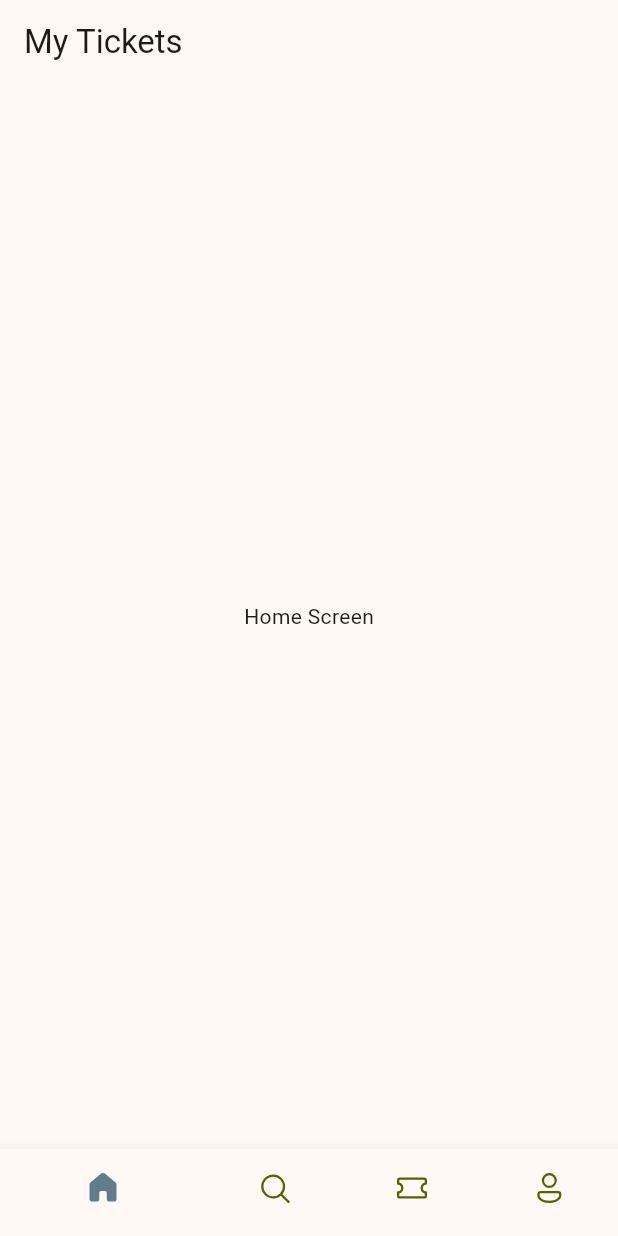
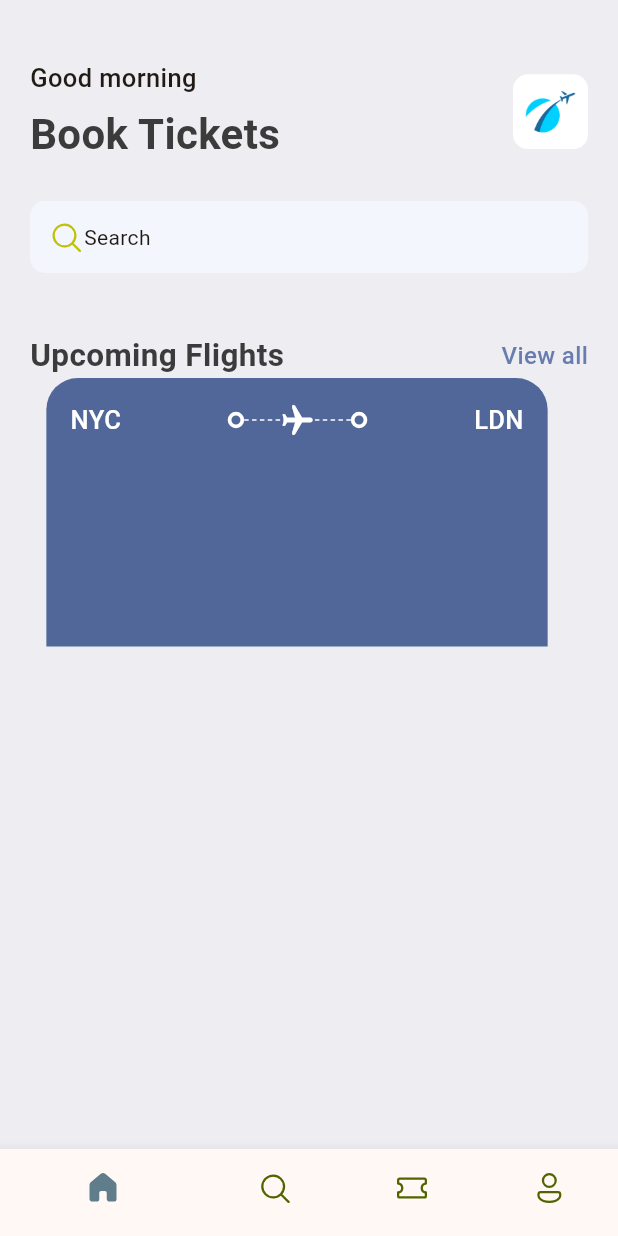
Before and after one commit to rddeveloper2019/ticket-app-flutter, a Flutter app: the screen it shows after launch, on a phone screen of 412 x 824 dp. Run offline on Flutter 3.47's test engine with Material 3 defaults, Android fonts, the phone set to English and light mode, and no system bars; our stand-ins replace fluentui_icons.

Commit message:
lesson 30

```diff
--- a/lib/base/bottom_nav_bar.dart
+++ b/lib/base/bottom_nav_bar.dart
@@ -1,5 +1,6 @@
 import 'package:fluentui_icons/fluentui_icons.dart';
 import 'package:flutter/material.dart';
+import 'package:ticket_app/screens/home_screen.dart';
 
 class BottomNavBar extends StatefulWidget {
   const BottomNavBar({super.key});
@@ -12,7 +13,7 @@ class _BottomNavBarState extends State<BottomNavBar> {
   int _activeIndex = 0;
 
   final _appScreens = <Widget>[
-    const Center(child: Text('Home Screen')),
+    const HomeScreen(),
     const Center(child: Text('Search Screen')),
     const Center(child: Text('Tickets Screen')),
     const Center(child: Text('Profile Screen')),
@@ -27,7 +28,6 @@ class _BottomNavBarState extends State<BottomNavBar> {
   @override
   Widget build(BuildContext context) {
     return Scaffold(
-      appBar: AppBar(title: const Text('My Tickets')),
       body: _appScreens[_activeIndex],
       bottomNavigationBar: BottomNavigationBar(
         currentIndex: _activeIndex,
--- /dev/null
+++ b/lib/base/res/media.dart
@@ -0,0 +1,5 @@
+class AppMedia {
+  static const _baseImage = 'media/images';
+
+  static const logo = '$_baseImage/logo.png';
+}
--- /dev/null
+++ b/lib/base/res/styles/app_styles.dart
@@ -0,0 +1,30 @@
+import 'package:flutter/material.dart';
+
+Color primary = const Color(0xFF687daf);
+
+class AppStyles {
+  static Color primaryColor = primary;
+  static Color textColor = const Color(0xFF3b3b3b);
+  static Color bgColor = const Color(0xFFEEEDF2);
+  static Color ticketBlue = const Color(0xFF526799);
+  static TextStyle textStyle = TextStyle(
+    fontSize: 16,
+    fontWeight: FontWeight.w500,
+    color: textColor,
+  );
+
+  static TextStyle headLine1 = TextStyle(
+    color: textColor,
+    fontSize: 28,
+    fontWeight: FontWeight.bold,
+  );
+  static TextStyle headLine2 = TextStyle(
+    fontSize: 21,
+    fontWeight: FontWeight.bold,
+    color: textColor,
+  );
+  static TextStyle headLine3 = const TextStyle(
+    fontSize: 17,
+    fontWeight: FontWeight.w500,
+  );
+}
--- /dev/null
+++ b/lib/base/widgets/app_double_text.dart
@@ -0,0 +1,34 @@
+import 'package:flutter/material.dart';
+import 'package:ticket_app/base/res/styles/app_styles.dart';
+
+class AppDoubleText extends StatelessWidget {
+  const AppDoubleText({
+    super.key,
+    required this.bigText,
+    required this.smallText,
+  });
+
+  final String bigText;
+  final String smallText;
+
+  @override
+  Widget build(BuildContext context) {
+    return Container(
+      child: Row(
+        mainAxisAlignment: MainAxisAlignment.spaceBetween,
+        children: [
+          Text(bigText, style: AppStyles.headLine2),
+          InkWell(
+            onTap: () {},
+            child: Text(
+              smallText,
+              style: AppStyles.textStyle.copyWith(
+                color: AppStyles.primaryColor,
+              ),
+            ),
+          ),
+        ],
+      ),
+    );
+  }
+}
--- /dev/null
+++ b/lib/base/widgets/app_layout_builder_widget.dart
@@ -0,0 +1,30 @@
+import 'package:flutter/material.dart';
+
+class AppLayoutBuilderWidget extends StatelessWidget {
+  const AppLayoutBuilderWidget({super.key, required this.randomDivider});
+
+  final int randomDivider;
+  @override
+  Widget build(BuildContext context) {
+    return LayoutBuilder(
+      builder: (BuildContext context, BoxConstraints constraints) {
+        final length = (constraints.constrainWidth() / randomDivider).floor();
+        return Flex(
+          mainAxisAlignment: MainAxisAlignment.spaceBetween,
+          direction: Axis.horizontal,
+          children: List.generate(
+            length,
+            (index) => const SizedBox(
+              width: 3,
+              height: 1,
+              child: DecoratedBox(
+                decoration: BoxDecoration(color: Colors.white),
+              ),
+            ),
+          ),
+        );
+      },
+    );
+    ;
+  }
+}
--- /dev/null
+++ b/lib/base/widgets/big_dot.dart
@@ -0,0 +1,16 @@
+import 'package:flutter/material.dart';
+
+class BigDot extends StatelessWidget {
+  const BigDot({super.key});
+
+  @override
+  Widget build(BuildContext context) {
+    return Container(
+      padding: EdgeInsets.all(3),
+      decoration: BoxDecoration(
+        borderRadius: BorderRadius.circular(20),
+        border: Border.all(width: 2.5, color: Colors.white),
+      ),
+    );
+  }
+}
--- /dev/null
+++ b/lib/base/widgets/ticket_view.dart
@@ -0,0 +1,70 @@
+import 'package:flutter/material.dart';
+import 'package:ticket_app/base/res/styles/app_styles.dart';
+import 'package:ticket_app/base/widgets/app_layout_builder_widget.dart';
+import 'package:ticket_app/base/widgets/big_dot.dart';
+
+class TicketView extends StatelessWidget {
+  const TicketView({super.key});
+
+  @override
+  Widget build(BuildContext context) {
+    final size = MediaQuery.of(context).size;
+
+    return SizedBox(
+      width: size.width * 0.85,
+      height: 179,
+      child: Container(
+        padding: EdgeInsets.all(16),
+        margin: const EdgeInsets.only(right: 16),
+        decoration: BoxDecoration(
+          color: AppStyles.ticketBlue,
+          borderRadius: const BorderRadius.only(
+            topLeft: Radius.circular(21),
+            topRight: Radius.circular(21),
+          ),
+        ),
+
+        child: Column(
+          children: [
+            Row(
+              children: [
+                Text(
+                  'NYC',
+                  style: AppStyles.headLine3.copyWith(color: Colors.white),
+                ),
+                Expanded(child: Container()),
+                const BigDot(),
+                Expanded(
+                  child: Stack(
+                    children: [
+                      const SizedBox(
+                        height: 24,
+                        child: AppLayoutBuilderWidget(randomDivider: 5),
+                      ),
+                      Center(
+                        child: Transform.rotate(
+                          angle: 1.57,
+                          child: const Icon(
+                            Icons.local_airport_rounded,
+                            color: Colors.white,
+                          ),
+                        ),
+                      ),
+                    ],
+                  ),
+                ),
+                const BigDot(),
+                Expanded(child: Container()),
+                Text(
+                  'LDN',
+                  style: AppStyles.headLine3.copyWith(color: Colors.white),
+                ),
+              ],
+            ),
+            Row(),
+          ],
+        ),
+      ),
+    );
+  }
+}
--- /dev/null
+++ b/lib/screens/home_screen.dart
@@ -0,0 +1,77 @@
+import 'package:fluentui_icons/fluentui_icons.dart';
+import 'package:flutter/material.dart';
+import 'package:ticket_app/base/res/media.dart';
+import 'package:ticket_app/base/res/styles/app_styles.dart';
+import 'package:ticket_app/base/widgets/app_double_text.dart';
+import 'package:ticket_app/base/widgets/ticket_view.dart';
+
+class HomeScreen extends StatelessWidget {
+  const HomeScreen({super.key});
+
+  @override
+  Widget build(BuildContext context) {
+    return Scaffold(
+      backgroundColor: AppStyles.bgColor,
+      body: ListView(
+        children: [
+          const SizedBox(height: 40),
+          Container(
+            padding: const EdgeInsets.symmetric(horizontal: 20),
+            child: Column(
+              children: [
+                Row(
+                  mainAxisAlignment: MainAxisAlignment.spaceBetween,
+                  children: [
+                    Column(
+                      crossAxisAlignment: CrossAxisAlignment.start,
+
+                      children: [
+                        Text('Good morning', style: AppStyles.headLine3),
+                        const SizedBox(height: 5),
+                        Text('Book Tickets', style: AppStyles.headLine1),
+                      ],
+                    ),
+
+                    Container(
+                      width: 50,
+                      height: 50,
+                      decoration: BoxDecoration(
+                        borderRadius: BorderRadius.circular(10),
+                        image: const DecorationImage(
+                          image: AssetImage(AppMedia.logo),
+                        ),
+                      ),
+                    ),
+                  ],
+                ),
+                const SizedBox(height: 25),
+                Container(
+                  padding: const EdgeInsets.all(12),
+                  decoration: BoxDecoration(
+                    borderRadius: BorderRadius.circular(10),
+                    color: const Color(0xFFF4F6FD),
+                  ),
+                  child: const Row(
+                    children: [
+                      Icon(
+                        FluentSystemIcons.ic_fluent_search_regular,
+                        color: Color(0xFFBFC205),
+                      ),
+                      Text('Search'),
+                    ],
+                  ),
+                ),
+                const SizedBox(height: 40),
+                const AppDoubleText(
+                  bigText: 'Upcoming Flights',
+                  smallText: 'View all',
+                ),
+                TicketView(),
+              ],
+            ),
+          ),
+        ],
+      ),
+    );
+  }
+}
```
Also changed, not shown: pubspec.yaml (+7 -3 lines), media/images/city_view.png (added), media/images/hotel_room.png (added), media/images/logo.png (added), media/images/plane_sit.jpg (added), media/images/pool_view.png (added), media/images/visa_card.png (added).
